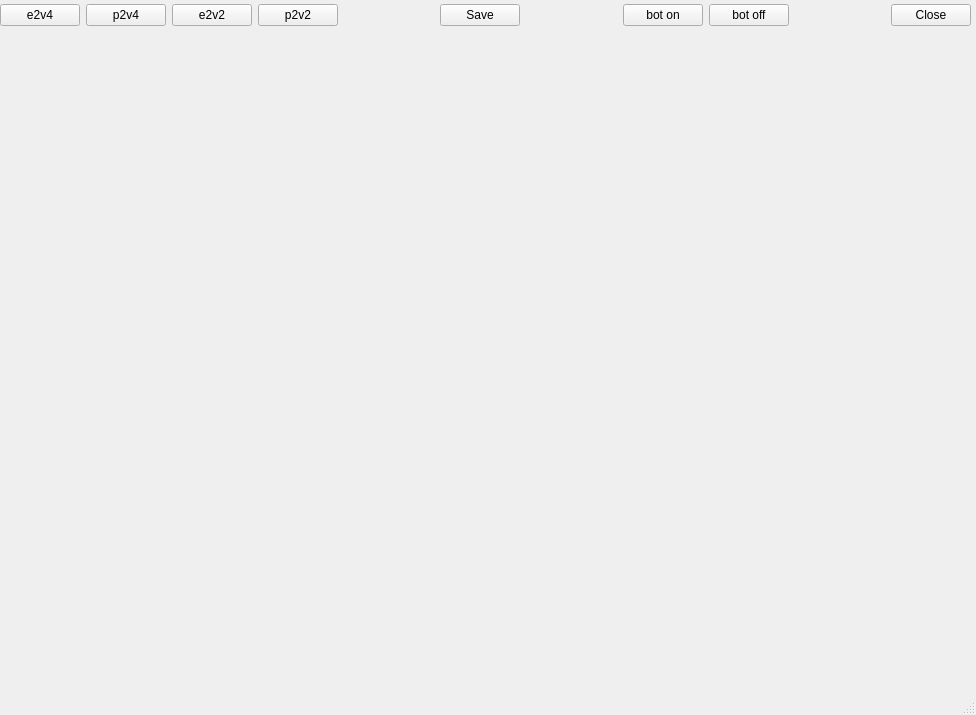
This is uis/bpm's.ui in vitaliibalakin/c_orbit as Qt 5 draws it before an edit. The edited form follows.
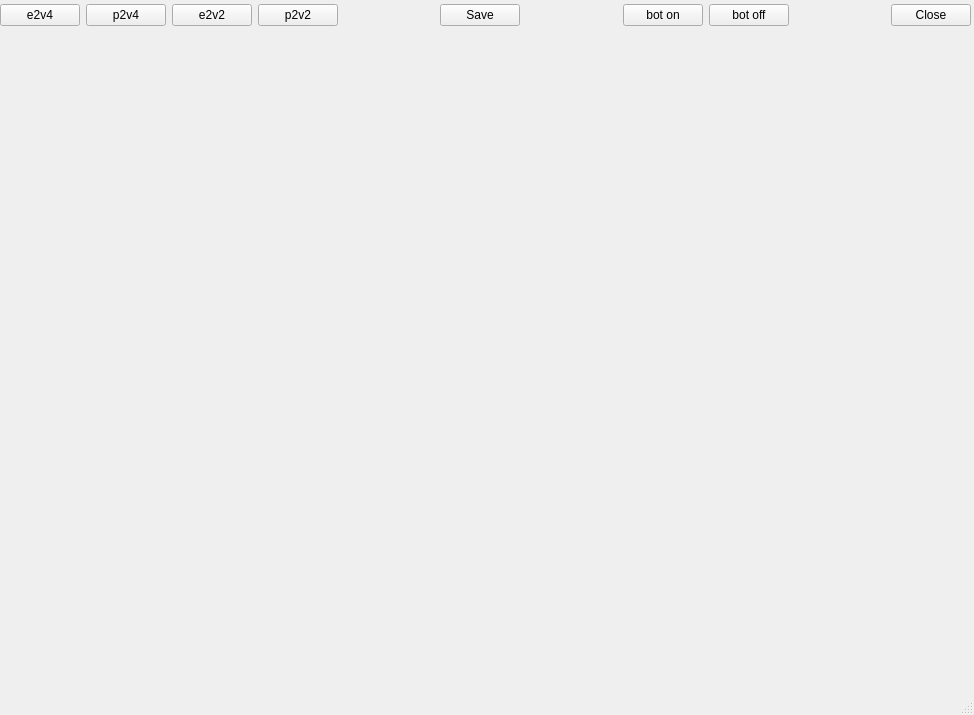
This is the edited form.

The edit to the form file:
```diff
--- a/uis/bpm's.ui
+++ b/uis/bpm's.ui
@@ -6,7 +6,7 @@
    <rect>
     <x>0</x>
     <y>0</y>
-    <width>976</width>
+    <width>974</width>
     <height>715</height>
    </rect>
   </property>
@@ -126,7 +126,7 @@
      <rect>
       <x>0</x>
       <y>30</y>
-      <width>971</width>
+      <width>791</width>
       <height>641</height>
      </rect>
     </property>
```
Left out of the diff: 12 changed lines with no effect on the pictures.
